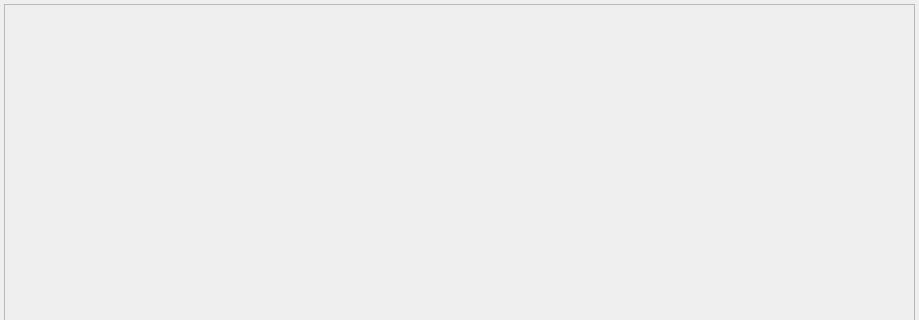
Old version of the form src/gui/processingtab.ui in the repository disorderedmaterials/dissolve; both pictures show x 0 to 919 and y 0 to 320 of the 919 by 800 pixel window.
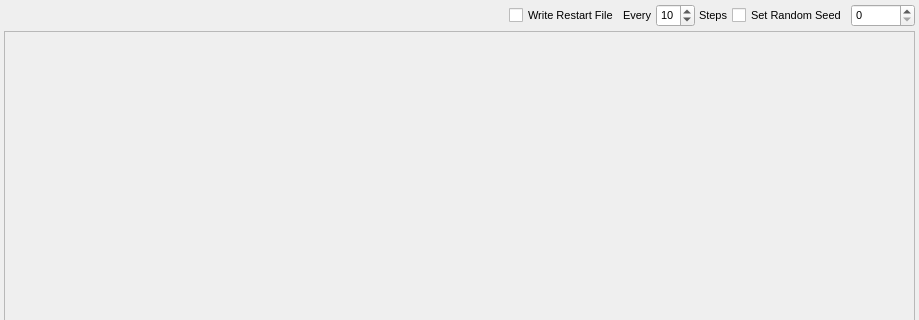
New version of the form.

Commit message: Added restart file and random seed controls to ProcessingTab.

The edit to the form file:
```diff
--- a/src/gui/processingtab.ui
+++ b/src/gui/processingtab.ui
@@ -18,7 +18,7 @@
   <property name="windowTitle">
    <string>Form</string>
   </property>
-  <layout class="QHBoxLayout" name="horizontalLayout" stretch="0">
+  <layout class="QVBoxLayout" name="verticalLayout" stretch="0,0">
    <property name="spacing">
     <number>4</number>
    </property>
@@ -34,6 +34,86 @@
    <property name="bottomMargin">
     <number>4</number>
    </property>
+   <item>
+    <layout class="QHBoxLayout" name="horizontalLayout_3">
+     <item>
+      <spacer name="horizontalSpacer">
+       <property name="orientation">
+        <enum>Qt::Horizontal</enum>
+       </property>
+       <property name="sizeHint" stdset="0">
+        <size>
+         <width>40</width>
+         <height>20</height>
+        </size>
+       </property>
+      </spacer>
+     </item>
+     <item>
+      <widget class="QCheckBox" name="WriteRestartFileCheck">
+       <property name="text">
+        <string>Write Restart File</string>
+       </property>
+      </widget>
+     </item>
+     <item>
+      <widget class="QWidget" name="RestartStepWidget" native="true">
+       <layout class="QHBoxLayout" name="horizontalLayout">
+        <property name="spacing">
+         <number>4</number>
+        </property>
+        <property name="leftMargin">
+         <number>0</number>
+        </property>
+        <property name="topMargin">
+         <number>0</number>
+        </property>
+        <property name="rightMargin">
+         <number>0</number>
+        </property>
+        <property name="bottomMargin">
+         <number>0</number>
+        </property>
+        <item>
+         <widget class="QLabel" name="label">
+          <property name="text">
+           <string>Every</string>
+          </property>
+         </widget>
+        </item>
+        <item>
+         <widget class="QSpinBox" name="RestartFrequencySpin">
+          <property name="value">
+           <number>10</number>
+          </property>
+         </widget>
+        </item>
+        <item>
+         <widget class="QLabel" name="label_2">
+          <property name="text">
+           <string>Steps</string>
+          </property>
+         </widget>
+        </item>
+       </layout>
+      </widget>
+     </item>
+     <item>
+      <widget class="QCheckBox" name="SetRandomSeedCheck">
+       <property name="text">
+        <string>Set Random Seed</string>
+       </property>
+      </widget>
+     </item>
+     <item>
+      <widget class="QSpinBox" name="RandomSeedSpin">
+       <property name="maximum">
+        <number>999999999</number>
+       </property>
+      </widget>
+     </item>
+    </layout>
+   </item>
    <item>
     <widget class="QScrollArea" name="ScrollArea">
      <property name="horizontalScrollBarPolicy">
@@ -51,7 +131,7 @@
         <x>0</x>
         <y>0</y>
         <width>909</width>
-        <height>790</height>
+        <height>759</height>
        </rect>
       </property>
      </widget>
```
The commit also changes 2 other files.
